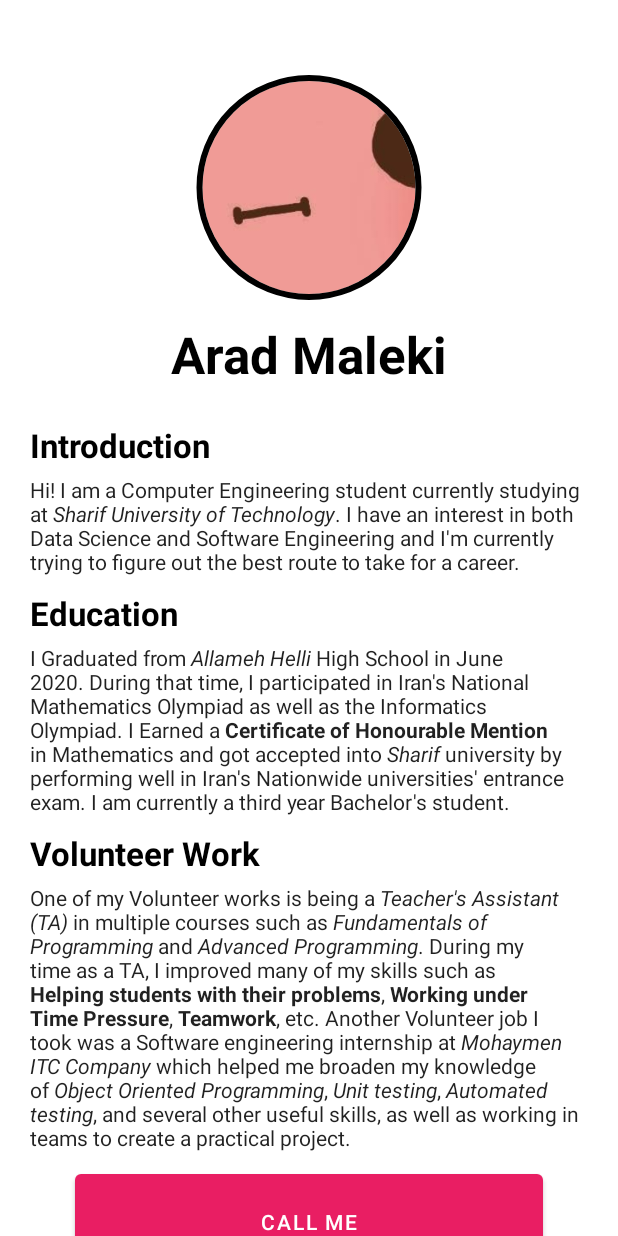
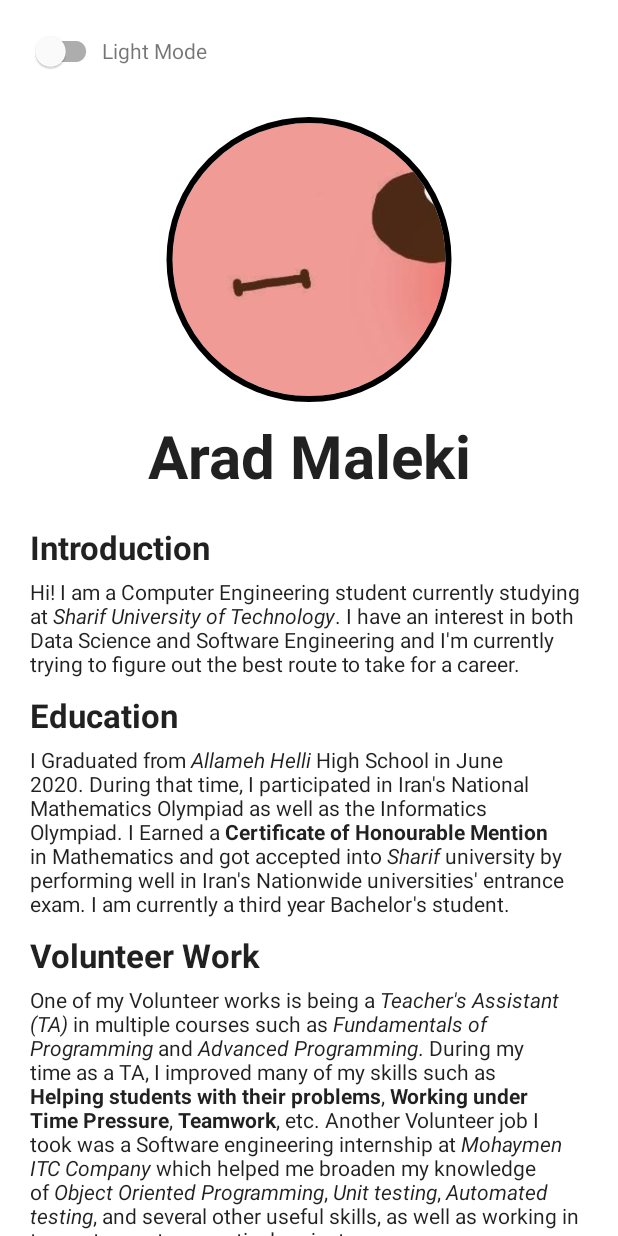
Before and after one commit to aradmaleki02/Mobile-Programming-HW0, an Android app: the screen it shows after launch (MainActivity), on a phone screen of 412 x 824 dp. Run offline under Robolectric (Android 15) with nearby library versions, the phone set to English and light mode, and no system bars; our stand-ins replace CircleImageView.

Commit message:
Added night mode

```diff
--- a/app/src/main/java/com/aradmaleki/myresume/MainActivity.java
+++ b/app/src/main/java/com/aradmaleki/myresume/MainActivity.java
@@ -1,11 +1,18 @@
 package com.aradmaleki.myresume;
 
 import androidx.appcompat.app.AppCompatActivity;
+import androidx.appcompat.app.AppCompatDelegate;
 
 import android.content.Intent;
+import android.graphics.Color;
 import android.net.Uri;
 import android.os.Bundle;
 import android.view.View;
+import android.widget.TextView;
+
+import com.google.android.material.switchmaterial.SwitchMaterial;
+
+import de.hdodenhof.circleimageview.CircleImageView;
 
 public class MainActivity extends AppCompatActivity {
 
@@ -13,6 +20,22 @@ public class MainActivity extends AppCompatActivity {
     protected void onCreate(Bundle savedInstanceState) {
         super.onCreate(savedInstanceState);
         setContentView(R.layout.activity_main);
+
+        SwitchMaterial switchMaterial = findViewById(R.id.switch_button);
+        TextView textView = findViewById(R.id.switch_button_text);
+        CircleImageView circleImageView = findViewById(R.id.profile_image);
+
+        switchMaterial.setOnCheckedChangeListener((compoundButton, isChecked) -> {
+            if (isChecked) {
+                AppCompatDelegate.setDefaultNightMode(AppCompatDelegate.MODE_NIGHT_YES);
+                textView.setText(getString(R.string.dark_mode));
+                circleImageView.setBorderColor(Color.WHITE);
+            } else {
+                AppCompatDelegate.setDefaultNightMode(AppCompatDelegate.MODE_NIGHT_NO);
+                textView.setText(getString(R.string.light_mode));
+                circleImageView.setBorderColor(Color.BLACK);
+            }
+        });
     }
 
     public void callMe(View view) {
@@ -21,4 +44,5 @@ public class MainActivity extends AppCompatActivity {
         intent.setData(Uri.parse(phoneNumber));
         startActivity(intent);
     }
+
 }
--- a/app/src/main/res/layout/activity_main.xml
+++ b/app/src/main/res/layout/activity_main.xml
@@ -14,6 +14,25 @@
         android:layout_width="match_parent"
         android:layout_height="wrap_content"
         android:orientation="vertical">
+
+        <LinearLayout
+            android:layout_width="match_parent"
+            android:orientation="horizontal"
+            android:paddingTop="@dimen/theme_button_padding"
+            android:paddingBottom="@dimen/theme_button_padding"
+            android:layout_height="wrap_content">
+
+            <com.google.android.material.switchmaterial.SwitchMaterial
+                android:id="@+id/switch_button"
+                android:layout_width="wrap_content"
+                android:layout_height="wrap_content"
+                android:layout_marginStart="20dp" />
+            <TextView
+                android:id="@+id/switch_button_text"
+                android:layout_width="wrap_content"
+                android:text="@string/light_mode"
+                android:layout_height="wrap_content" />
+        </LinearLayout>
 
         <de.hdodenhof.circleimageview.CircleImageView
             android:id="@+id/profile_image"
@@ -33,8 +52,8 @@
             android:gravity="center"
             android:maxLines="1"
             android:text="@string/name"
-            android:textAppearance="@style/TextAppearance.AppCompat.Display1"
-            android:textColor="@color/black"
+            android:textAppearance="@style/TextAppearance.AppCompat.Large"
+            android:textSize="@dimen/name_size"
             android:textStyle="bold" />
 
         <TextView
@@ -46,7 +65,6 @@
             android:paddingEnd="@dimen/title_side_padding"
             android:text="@string/title1"
             android:textAppearance="@style/TextAppearance.AppCompat.Large"
-            android:textColor="@color/black"
             android:textStyle="bold" />
 
         <TextView
@@ -68,7 +86,6 @@
             android:paddingEnd="@dimen/title_side_padding"
             android:text="@string/title2"
             android:textAppearance="@style/TextAppearance.AppCompat.Large"
-            android:textColor="@color/black"
             android:textStyle="bold" />
 
         <TextView
@@ -90,7 +107,6 @@
             android:paddingEnd="@dimen/title_side_padding"
             android:text="@string/title3"
             android:textAppearance="@style/TextAppearance.AppCompat.Large"
-            android:textColor="@color/black"
             android:textStyle="bold" />
 
         <TextView
--- a/app/src/main/res/values-night/themes.xml
+++ b/app/src/main/res/values-night/themes.xml
@@ -1,6 +1,6 @@
 <resources xmlns:tools="http://schemas.android.com/tools">
     <!-- Base application theme. -->
-    <style name="Theme.MyResume" parent="Theme.MaterialComponents.DayNight.DarkActionBar">
+    <style name="Theme.MyResume" parent="Theme.MaterialComponents.DayNight.NoActionBar">
         <!-- Primary brand color. -->
         <item name="colorPrimary">@color/purple_200</item>
         <item name="colorPrimaryVariant">@color/purple_700</item>
--- a/app/src/main/res/values/dimens.xml
+++ b/app/src/main/res/values/dimens.xml
@@ -1,6 +1,6 @@
 <?xml version="1.0" encoding="utf-8"?>
 <resources>
-    <dimen name="pfp_top_padding">50dp</dimen>
+    <dimen name="pfp_top_padding">10dp</dimen>
     <dimen name="pfp_layout_height">200dp</dimen>
     <dimen name="pfp_border_width">4dp</dimen>
     <dimen name="name_height">72dp</dimen>
@@ -11,4 +11,6 @@
     <dimen name="call_me_height">93dp</dimen>
     <dimen name="call_me_side_padding">50dp</dimen>
     <dimen name="call_me_top_padding">15dp</dimen>
+    <dimen name="theme_button_padding">10dp</dimen>
+    <dimen name="name_size">40sp</dimen>
 </resources>
--- a/app/src/main/res/values/strings.xml
+++ b/app/src/main/res/values/strings.xml
@@ -13,4 +13,6 @@
     <string name="text3">One of my Volunteer works is being a <i>Teacher\'s Assistant (TA)</i> in multiple courses such as <i>Fundamentals of Programming</i> and <i>Advanced Programming</i>. During my time as a TA, I improved many of my skills such as <b>Helping students with their problems</b>, <b>Working under Time Pressure</b>, <b>Teamwork</b>, etc. Another Volunteer job I took was a Software engineering internship at <i>Mohaymen ITC Company</i> which helped me broaden my knowledge of <i>Object Oriented Programming</i>, <i>Unit testing</i>, <i>Automated testing</i>, and several other useful skills, as well as working in teams to create a practical project.</string>
     <string name="call_button">Call me</string>
     <string name="phone_number">+989200000000</string>
+    <string name="light_mode">Light Mode</string>
+    <string name="dark_mode">Dark Mode</string>
 </resources>
```
